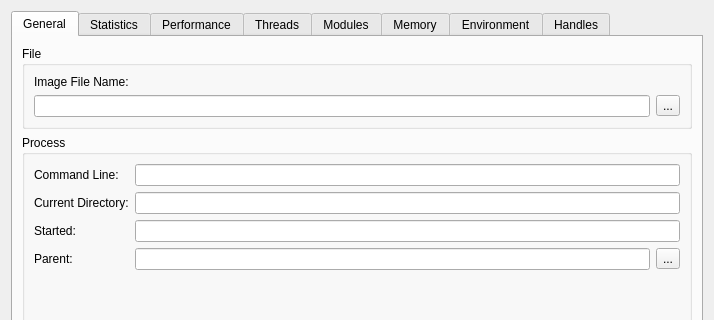
Qt form plugins/ProcessProperties/DialogProcessProperties.ui (eteran/edb-debugger) before a commit; both pictures show x 0 to 714 and y 0 to 320 of the 714 by 599 pixel window.
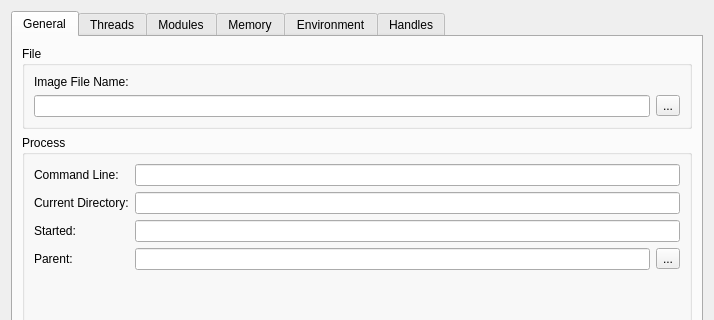
The same form after that commit. Icons and pictures are not drawn.

Commit message:
got rid of some no longer necessary namespacing removed tabs from ProcessProperties plugin that have been empty since inseption that can only confuse users.
We can re-add them once we figure out how to implement them :-P

Patch:
```diff
--- a/plugins/ProcessProperties/DialogProcessProperties.ui
+++ b/plugins/ProcessProperties/DialogProcessProperties.ui
@@ -163,16 +163,6 @@
        </item>
       </layout>
      </widget>
-     <widget class="QWidget" name="tab_2">
-      <attribute name="title">
-       <string>Statistics</string>
-      </attribute>
-     </widget>
-     <widget class="QWidget" name="tab_3">
-      <attribute name="title">
-       <string>Performance</string>
-      </attribute>
-     </widget>
      <widget class="QWidget" name="tab_4">
       <attribute name="title">
        <string>Threads</string>
```
Left out of the diff: 14 changed lines with no effect on the pictures. The commit also changes 1 other file.
